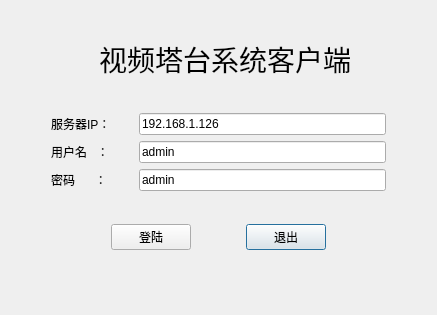
Above: control_tower_system/client/src/view/loginclient.ui from shengxiaoyi1993/cpp-qt before the change. Below: the same form after it.
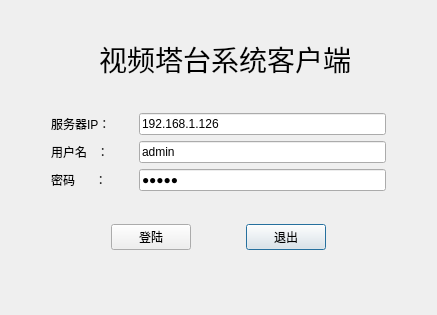
That is the form after the change. Icons and pictures are not drawn.

```diff
--- a/control_tower_system/client/src/view/loginclient.ui
+++ b/control_tower_system/client/src/view/loginclient.ui
@@ -127,6 +127,9 @@
        <property name="text">
         <string>admin</string>
        </property>
+       <property name="echoMode">
+        <enum>QLineEdit::Password</enum>
+       </property>
       </widget>
      </item>
      <item row="0" column="1">
```
Left out of the diff: 4 changed lines with no effect on the pictures.
